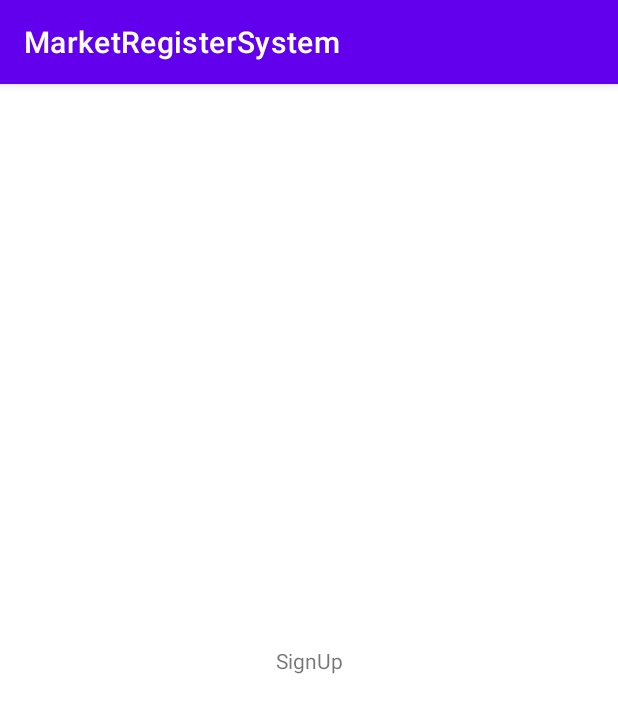
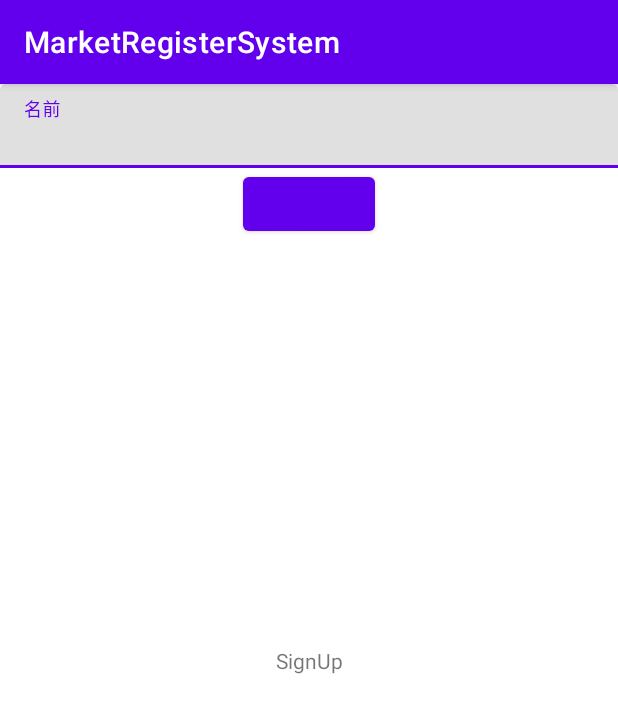
Before and after one commit to nokopi36/MarketRegisterSystem, an Android app: the SignUpFragment screen opened directly, with no data from a screen before it, on a phone screen of 412 x 824 dp. Shown: the top 713 px of the screen. Run offline under Robolectric (Android 15) with nearby library versions, the phone set to English and light mode, and no system bars; our stand-ins replace Room's generated code, data binding.

Commit message:
update：SignUpように名前を入力する欄を追加

```diff
--- a/app/src/main/java/com/nokopi/marketregistersystem/SignUpFragment.kt
+++ b/app/src/main/java/com/nokopi/marketregistersystem/SignUpFragment.kt
@@ -6,11 +6,14 @@ import android.view.View
 import android.view.ViewGroup
 import androidx.databinding.DataBindingUtil
 import androidx.fragment.app.Fragment
+import androidx.lifecycle.ViewModelProvider
+import com.nokopi.marketregistersystem.data.UserDatabase
 import com.nokopi.marketregistersystem.databinding.FragmentSignupBinding
 
 class SignUpFragment: Fragment() {
 
     private lateinit var binding: FragmentSignupBinding
+    private lateinit var viewModel: SignUpViewModel
 
     override fun onCreateView(
         inflater: LayoutInflater,
@@ -19,6 +22,17 @@ class SignUpFragment: Fragment() {
     ): View {
         binding = DataBindingUtil.inflate(inflater, R.layout.fragment_signup, container, false)
         binding.lifecycleOwner = this
+        val application = requireNotNull(this.activity).application
+        val dataSource = UserDatabase.getInstance(application).userDatabaseDao
+        val viewModelFactory = SignUpViewModelFactory(dataSource)
+        viewModel = ViewModelProvider(this, viewModelFactory)[SignUpViewModel::class.java]
+        binding.signUpViewModel = viewModel
         return binding.root
     }
+
+    override fun onViewCreated(view: View, savedInstanceState: Bundle?) {
+        super.onViewCreated(view, savedInstanceState)
+
+    }
+
 }
--- a/app/src/main/res/layout/fragment_signup.xml
+++ b/app/src/main/res/layout/fragment_signup.xml
@@ -1,8 +1,13 @@
 <?xml version="1.0" encoding="utf-8"?>
-<layout xmlns:android="http://schemas.android.com/apk/res/android"
+<layout xmlns:tools="http://schemas.android.com/tools"
+    xmlns:android="http://schemas.android.com/apk/res/android"
     xmlns:app="http://schemas.android.com/apk/res-auto">
 
     <data>
+
+        <variable
+            name="signUpViewModel"
+            type="com.nokopi.marketregistersystem.SignUpViewModel" />
 
     </data>
 
@@ -19,5 +24,32 @@
             app:layout_constraintRight_toRightOf="parent"
             app:layout_constraintBottom_toBottomOf="parent"/>
 
+        <com.google.android.material.textfield.TextInputLayout
+            android:layout_width="match_parent"
+            android:layout_height="wrap_content"
+            android:id="@+id/user_name_layout"
+            app:layout_constraintTop_toTopOf="parent"
+            app:layout_constraintLeft_toLeftOf="parent"
+            app:layout_constraintRight_toRightOf="parent">
+
+            <com.google.android.material.textfield.TextInputEditText
+                android:layout_width="match_parent"
+                android:layout_height="wrap_content"
+                android:id="@+id/user_name"
+                android:text="@={signUpViewModel.userNameText}"
+                android:onTextChanged="@{() -> signUpViewModel.updateButton()}"
+                android:hint="@string/user_name" />
+        </com.google.android.material.textfield.TextInputLayout>
+
+        <Button
+            android:layout_width="wrap_content"
+            android:layout_height="wrap_content"
+            android:id="@+id/signOnBtn"
+            android:onClick="@{() -> signUpViewModel.signOnUser()}"
+            android:enabled="@{signUpViewModel.isEnabled}"
+            app:layout_constraintTop_toBottomOf="@id/user_name_layout"
+            app:layout_constraintLeft_toLeftOf="parent"
+            app:layout_constraintRight_toRightOf="parent"/>
+
     </androidx.constraintlayout.widget.ConstraintLayout>
 </layout>
--- a/app/src/main/res/values/strings.xml
+++ b/app/src/main/res/values/strings.xml
@@ -1,3 +1,4 @@
 <resources>
     <string name="app_name">MarketRegisterSystem</string>
+    <string name="user_name">名前</string>
 </resources>
```
